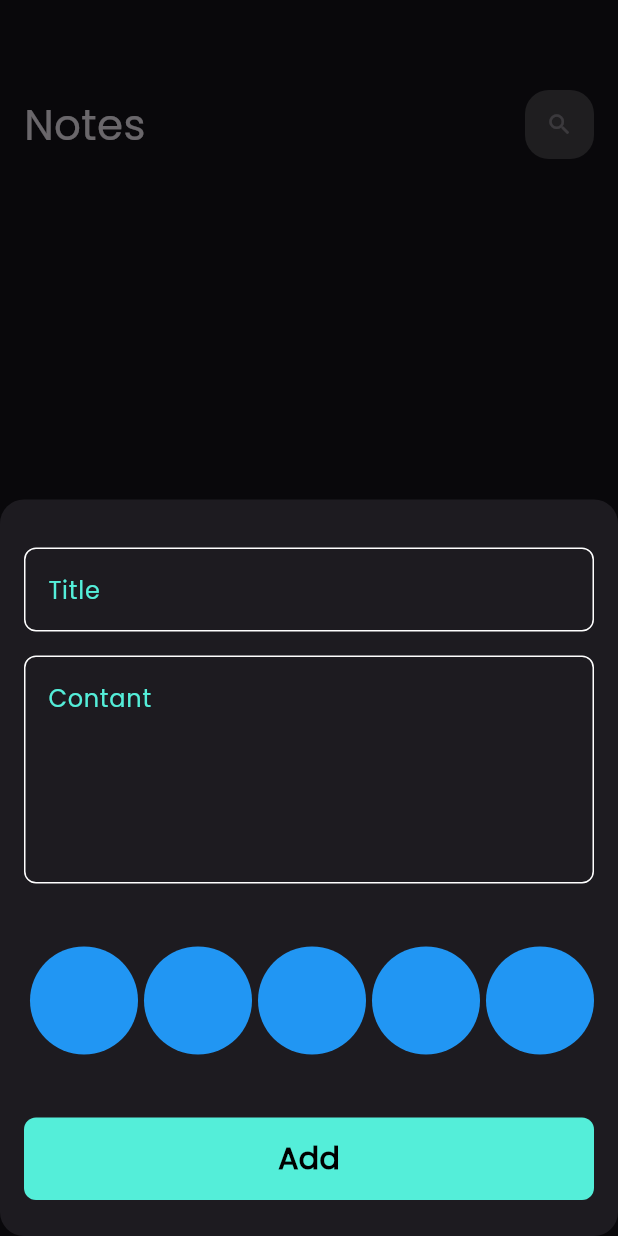
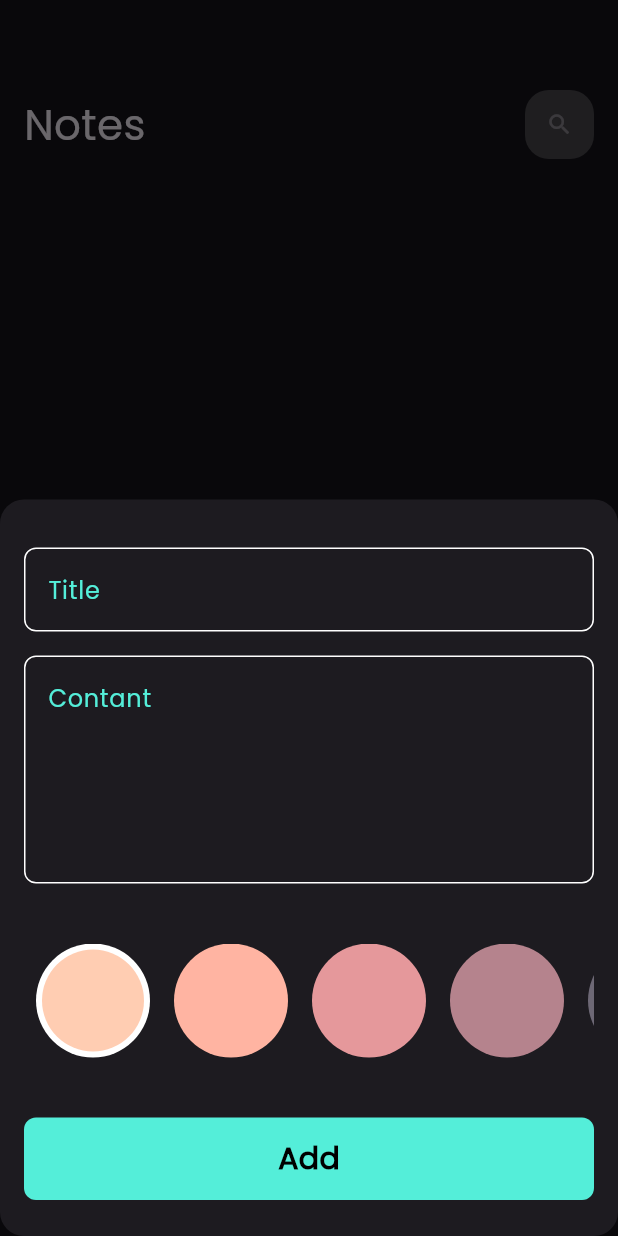
Before and after one commit to omarkhaled200/Notes_app, a Flutter app: the screen it shows after launch, after a tap on an icon or button, on a phone screen of 412 x 824 dp. Run offline on Flutter 3.47's test engine with Material 3 defaults, Android fonts, the phone set to English and light mode, and no system bars; our stand-ins replace bloc, flutter_bloc, font_awesome_flutter, hive, hive_flutter, modal_progress_hud_nsn; accounts and stored records are empty.

Commit message:
create colors list part 2

```diff
--- a/lib/Views/widgets/Color_List_view.dart
+++ b/lib/Views/widgets/Color_List_view.dart
@@ -1,32 +1,73 @@
-
 import 'package:flutter/material.dart';
 
 class Coloritem extends StatelessWidget {
-  const Coloritem({super.key});
-
+  const Coloritem({super.key, required this.isActive, required this.color});
+  final Color color;
+  final bool isActive;
   @override
   Widget build(BuildContext context) {
-    return const CircleAvatar(
-      radius: 38,
-      backgroundColor: Colors.blue,
-    );
+    return isActive
+        ?  CircleAvatar(
+            backgroundColor: Colors.white,
+            radius: 38,
+            child: CircleAvatar(
+              radius: 34,
+              backgroundColor:color,
+            ),
+          )
+        :  CircleAvatar(
+            radius: 38,
+            backgroundColor: color,
+          );
   }
 }
 
-class ColorListview extends StatelessWidget {
+class ColorListview extends StatefulWidget {
   const ColorListview({super.key});
+
+  @override
+  State<ColorListview> createState() => _ColorListviewState();
+}
+
+class _ColorListviewState extends State<ColorListview> {
+  int currentindex = 0;
+  List<Color> colors = const [
+    Color(0xffFFCDB2),
+    Color(0xffFFB4A2),
+    Color(0xffE5989B),
+    Color(0xffB5838D),
+    Color(0xff6D6875),
+    ///////////////////
+    Color(0xff0d1e4c),
+    Color(0xffc48cb3),
+    Color(0xffe5c9d7),
+    Color(0xff83a6ce),
+    Color(0xff26415e),
+    Color(0xff0b1b32),
+  ];
 
   @override
   Widget build(BuildContext context) {
     return SizedBox(
-      height: 38*2,
+      height: 38 * 2,
       child: ListView.builder(
-        padding:const EdgeInsets.all(2) ,
-        scrollDirection: Axis.horizontal,
-        itemCount: 10,
-        itemBuilder: (context, index) {
-        return const Coloritem();
-      }),
+          scrollDirection: Axis.horizontal,
+          itemCount: colors.length,
+          itemBuilder: (context, index) {
+            return Padding(
+              padding: const EdgeInsets.symmetric(horizontal: 8.0),
+              child: GestureDetector(
+                onTap: () {
+                  currentindex = index;
+                  setState(() {});
+                },
+                child: Coloritem(
+                  color: colors[index],
+                  isActive: currentindex == index,
+                ),
+              ),
+            );
+          }),
     );
   }
 }
```
